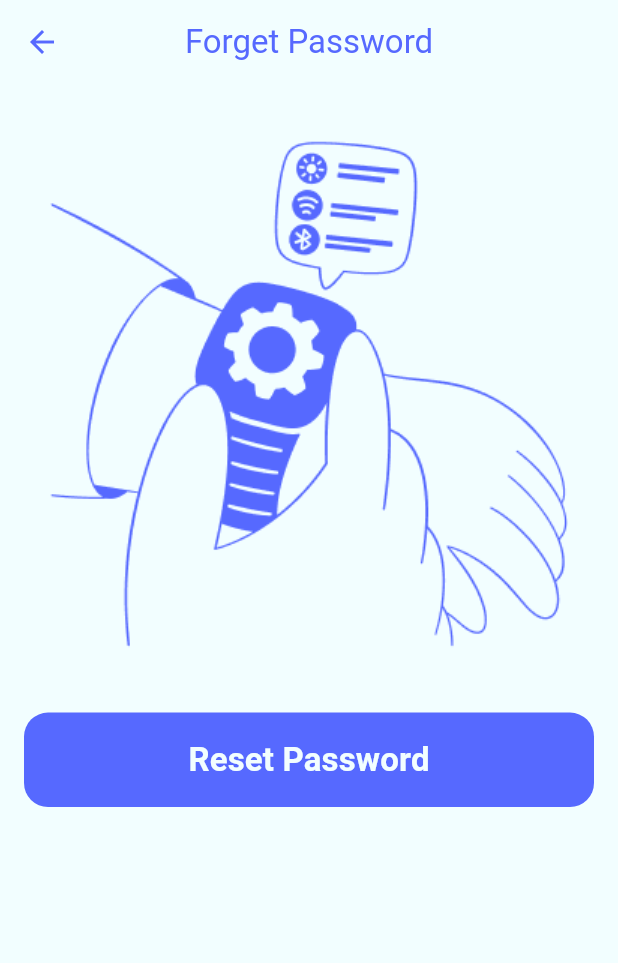
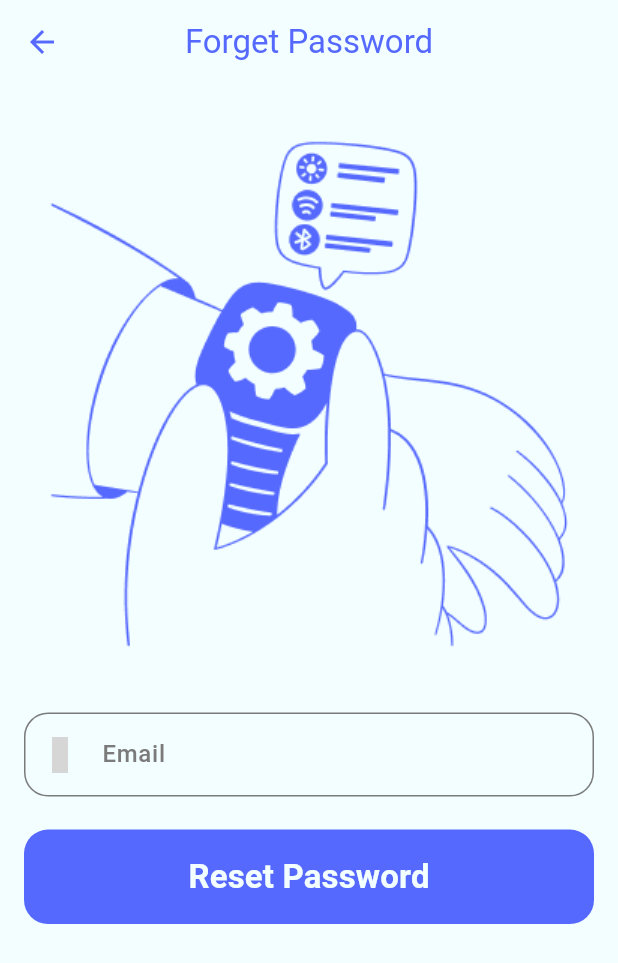
Before and after one commit to ahmedelzek/Event-Planning-App, a Flutter app: the RegisterScreen screen opened by its route, after a tap on "Already Have An Account?", after a tap on "Forget Password?", on a phone screen of 412 x 824 dp. Shown: the top 963 px of the screen. Run offline on Flutter 3.47's test engine with Material 3 defaults, Android fonts, the phone set to English and light mode, and no system bars; our stand-ins replace animated_toggle_switch, icons_plus; grey boxes are pictures that could not be loaded.

Commit message:
Update in auth screens , add auth widgets file

```diff
--- a/lib/ui/screens/auth/forget_password/forget_password.dart
+++ b/lib/ui/screens/auth/forget_password/forget_password.dart
@@ -1,3 +1,4 @@
+import 'package:evently/ui/screens/auth/widgets/auth_widgets.dart';
 import 'package:evently/ui/utilities/app_assets.dart';
 import 'package:flutter/material.dart';
 
@@ -20,6 +21,7 @@ class ForgetPasswordScreen extends StatelessWidget {
               crossAxisAlignment: CrossAxisAlignment.stretch,
               children: [
                 Image.asset(AppImages.changeSettings),
+                emailOrNameTextFormField(context),
                 FilledButton(
                     onPressed: () {}, child: const Text("Reset Password"))
               ],
--- a/lib/ui/screens/auth/login/login_screen.dart
+++ b/lib/ui/screens/auth/login/login_screen.dart
@@ -1,8 +1,8 @@
 import 'package:evently/ui/screens/auth/forget_password/forget_password.dart';
+import 'package:evently/ui/screens/auth/widgets/auth_widgets.dart';
 import 'package:evently/ui/utilities/app_assets.dart';
 import 'package:evently/ui/widgets/language_switcher.dart';
 import 'package:flutter/material.dart';
-import 'package:icons_plus/icons_plus.dart';
 
 import '../register/register_screen.dart';
 
@@ -15,6 +15,7 @@ class LoginScreen extends StatelessWidget {
   Widget build(BuildContext context) {
     return SafeArea(
       child: Scaffold(
+        resizeToAvoidBottomInset: true,
         appBar: null,
         body: Padding(
           padding: const EdgeInsets.all(16.0),
@@ -27,34 +28,13 @@ class LoginScreen extends StatelessWidget {
                 height: 200,
                 width: 200,
               ),
-              TextFormField(
-                  style: Theme.of(context).textTheme.bodyLarge,
-                  decoration: InputDecoration(
-                    hintText: "Email",
-                    prefixIcon: const Icon(EvaIcons.email),
-                    labelStyle: Theme.of(context).textTheme.bodyLarge,
-                  )),
-              TextFormField(
-                  style: Theme.of(context).textTheme.bodyLarge,
-                  decoration: InputDecoration(
-                    hintText: "Password",
-                    prefixIcon: const Icon(EvaIcons.lock),
-                    suffixIcon: const Icon(EvaIcons.eye),
-                    labelStyle: Theme.of(context).textTheme.bodyLarge,
-                  )),
+              emailOrNameTextFormField(context),
+              passwordTextFormField(context),
               InkWell(
                 onTap: () {
                   Navigator.pushNamed(context, ForgetPasswordScreen.routeName);
                 },
-                child: Text(
-                  "Forget Password?",
-                  textAlign: TextAlign.end,
-                  style: Theme.of(context).textTheme.labelLarge?.copyWith(
-                      fontStyle: FontStyle.italic,
-                      decoration: TextDecoration.underline,
-                      decorationThickness: 2,
-                      decorationColor: Theme.of(context).primaryColor),
-                ),
+                child: forgetPasswordText(context),
               ),
               FilledButton(
                 onPressed: () {},
@@ -67,53 +47,10 @@ class LoginScreen extends StatelessWidget {
                 onTap: () {
                   Navigator.pushNamed(context, RegisterScreen.routeName);
                 },
-                child: Row(
-                  mainAxisAlignment: MainAxisAlignment.center,
-                  children: [
-                    Text(
-                      "Don't Have Account? ",
-                      style: Theme.of(context).textTheme.bodyLarge,
-                    ),
-                    Text("Create Account",
-                        style: Theme.of(context).textTheme.labelLarge?.copyWith(
-                            fontStyle: FontStyle.italic,
-                            decoration: TextDecoration.underline)),
-                  ],
-                ),
+                child: createAccountText(context),
               ),
-              Row(mainAxisAlignment: MainAxisAlignment.center, children: [
-                Expanded(
-                  child: Divider(
-                    color: Theme.of(context).primaryColor,
-                    thickness: 1.5,
-                  ),
-                ),
-                const Padding(
-                  padding: EdgeInsets.symmetric(horizontal: 10),
-                  child: Text("OR"),
-                ),
-                Expanded(
-                  child: Divider(
-                    color: Theme.of(context).primaryColor,
-                    thickness: 1.5,
-                  ),
-                ),
-              ]),
-              Container(
-                padding: const EdgeInsets.all(16),
-                decoration: BoxDecoration(
-                    borderRadius: BorderRadius.circular(10),
-                    border: Border.all(
-                        color: Theme.of(context).primaryColor, width: 1.5)),
-                child: Row(
-                  spacing: 16,
-                  mainAxisAlignment: MainAxisAlignment.center,
-                  children: [
-                    Brand(Brands.google),
-                    const Text("Login With Google")
-                  ],
-                ),
-              ),
+              orText(context),
+              loginWithGoogleButton(context),
               const Spacer(),
               const Row(
                 mainAxisAlignment: MainAxisAlignment.center,
--- a/lib/ui/screens/auth/register/register_screen.dart
+++ b/lib/ui/screens/auth/register/register_screen.dart
@@ -1,4 +1,5 @@
 import 'package:evently/ui/screens/auth/login/login_screen.dart';
+import 'package:evently/ui/screens/auth/widgets/auth_widgets.dart';
 import 'package:evently/ui/utilities/app_assets.dart';
 import 'package:evently/ui/widgets/language_switcher.dart';
 import 'package:flutter/material.dart';
@@ -28,38 +29,10 @@ class RegisterScreen extends StatelessWidget {
                   height: 200,
                   width: 200,
                 ),
-                TextFormField(
-                  style: Theme.of(context).textTheme.bodyLarge,
-                  decoration: InputDecoration(
-                    hintText: "Name",
-                    prefixIcon: const Icon(EvaIcons.person),
-                    labelStyle: Theme.of(context).textTheme.bodyLarge,
-                  ),
-                ),
-                TextFormField(
-                  style: Theme.of(context).textTheme.bodyLarge,
-                  decoration: InputDecoration(
-                    hintText: "Email",
-                    prefixIcon: const Icon(EvaIcons.email),
-                    labelStyle: Theme.of(context).textTheme.bodyLarge,
-                  ),
-                ),
-                TextFormField(
-                  style: Theme.of(context).textTheme.bodyLarge,
-                  decoration: InputDecoration(
-                    hintText: "Password",
-                    prefixIcon: const Icon(EvaIcons.lock),
-                    labelStyle: Theme.of(context).textTheme.bodyLarge,
-                  ),
-                ),
-                TextFormField(
-                  style: Theme.of(context).textTheme.bodyLarge,
-                  decoration: InputDecoration(
-                    hintText: "Re Password",
-                    prefixIcon: const Icon(EvaIcons.lock),
-                    labelStyle: Theme.of(context).textTheme.bodyLarge,
-                  ),
-                ),
+                emailOrNameTextFormField(context, "Name", EvaIcons.person),
+                emailOrNameTextFormField(context),
+                passwordTextFormField(context),
+                passwordTextFormField(context, "Re Password"),
                 FilledButton(
                   onPressed: () {},
                   child: const Text("Create Account"),
--- /dev/null
+++ b/lib/ui/screens/auth/widgets/auth_widgets.dart
@@ -0,0 +1,88 @@
+import 'package:flutter/material.dart';
+import 'package:icons_plus/icons_plus.dart';
+
+Widget emailOrNameTextFormField(BuildContext context,
+    [String? hint = "Email", IconData? iconData = EvaIcons.email]) {
+  return TextFormField(
+      style: Theme.of(context).textTheme.bodyLarge,
+      decoration: InputDecoration(
+        hintText: hint,
+        prefixIcon: Icon(iconData),
+        labelStyle: Theme.of(context).textTheme.bodyLarge,
+      ));
+}
+
+Widget passwordTextFormField(BuildContext context,
+    [String? hint = "Password"]) {
+  return TextFormField(
+      style: Theme.of(context).textTheme.bodyLarge,
+      decoration: InputDecoration(
+        hintText: hint,
+        prefixIcon: const Icon(EvaIcons.lock),
+        suffixIcon: const Icon(EvaIcons.eye),
+        labelStyle: Theme.of(context).textTheme.bodyLarge,
+      ));
+}
+
+Widget forgetPasswordText(BuildContext context) {
+  return Text(
+    "Forget Password?",
+    textAlign: TextAlign.end,
+    style: Theme.of(context).textTheme.labelLarge?.copyWith(
+        fontStyle: FontStyle.italic,
+        decoration: TextDecoration.underline,
+        decorationThickness: 2,
+        decorationColor: Theme.of(context).primaryColor),
+  );
+}
+
+Widget createAccountText(BuildContext context) {
+  return Row(
+    mainAxisAlignment: MainAxisAlignment.center,
+    children: [
+      Text(
+        "Don't Have Account? ",
+        style: Theme.of(context).textTheme.bodyLarge,
+      ),
+      Text("Create Account",
+          style: Theme.of(context).textTheme.labelLarge?.copyWith(
+              fontStyle: FontStyle.italic,
+              decoration: TextDecoration.underline)),
+    ],
+  );
+}
+
+Widget orText(BuildContext context) {
+  return Row(mainAxisAlignment: MainAxisAlignment.center, children: [
+    Expanded(
+      child: Divider(
+        color: Theme.of(context).primaryColor,
+        thickness: 1.5,
+      ),
+    ),
+    const Padding(
+      padding: EdgeInsets.symmetric(horizontal: 10),
+      child: Text("OR"),
+    ),
+    Expanded(
+      child: Divider(
+        color: Theme.of(context).primaryColor,
+        thickness: 1.5,
+      ),
+    ),
+  ]);
+}
+
+Widget loginWithGoogleButton(BuildContext context) {
+  return Container(
+    padding: const EdgeInsets.all(16),
+    decoration: BoxDecoration(
+        borderRadius: BorderRadius.circular(10),
+        border: Border.all(color: Theme.of(context).primaryColor, width: 1.5)),
+    child: Row(
+      spacing: 16,
+      mainAxisAlignment: MainAxisAlignment.center,
+      children: [Brand(Brands.google), const Text("Login With Google")],
+    ),
+  );
+}
```
